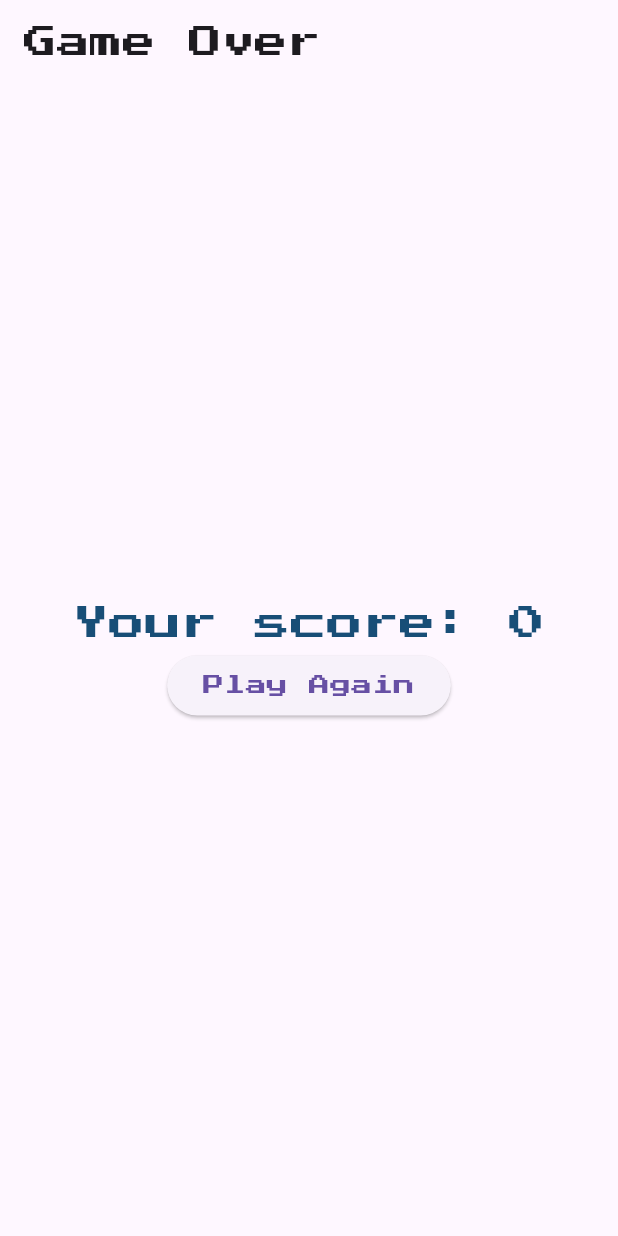
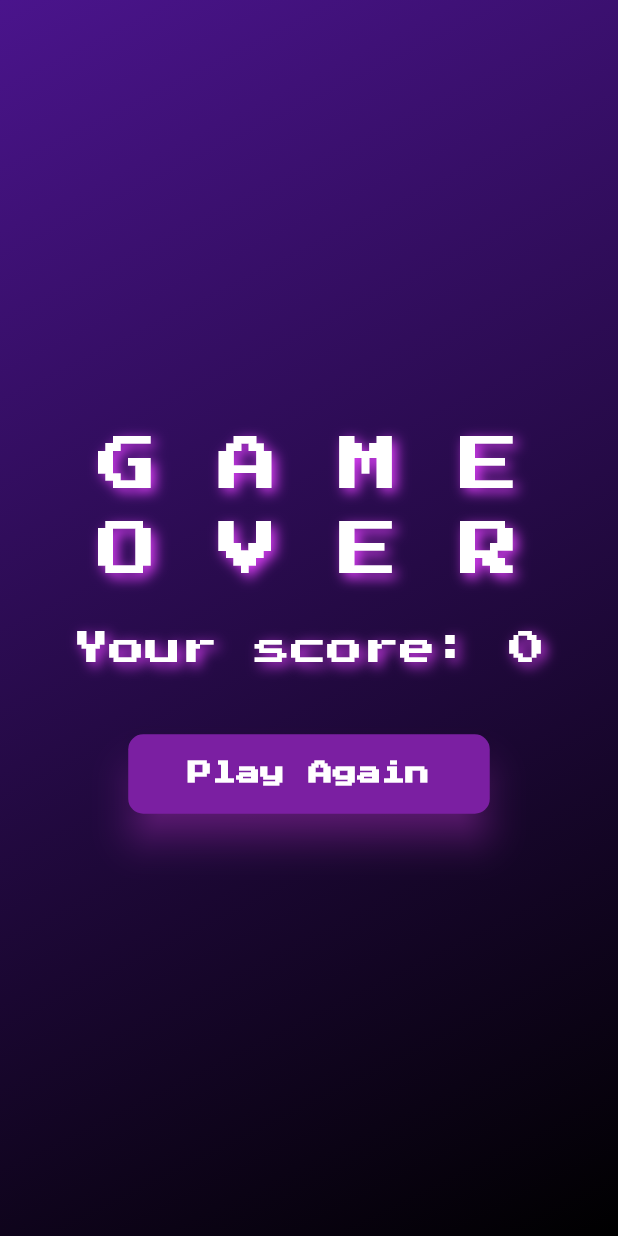
Before and after one commit to gianlucaromeo/first_flame_game, a Flutter app: the ResultScreen screen opened directly with empty values, on a phone screen of 412 x 824 dp. Run offline on Flutter 3.47's test engine with Material 3 defaults, Android fonts, the phone set to English and light mode, and no system bars; our stand-ins replace get, google_fonts; missing offline and left inert: flame, flame_forge2d.

Commit message:
Added styles

```diff
--- a/lib/components/player.dart
+++ b/lib/components/player.dart
@@ -80,6 +80,11 @@ class Player extends BodyComponentWithUserData with TapCallbacks {
   void update(double dt) {
     super.update(dt);
     body.applyLinearImpulse(Vector2(0, 10));
+
+    final halfHeight = game.camera.visibleWorldRect.height / 2;
+    if (body.position.x < -halfHeight) {
+      game.finishGame();
+    }
   }
 
   @override
--- a/lib/main.dart
+++ b/lib/main.dart
@@ -9,6 +9,7 @@ void main() {
 
   runApp(
     GetMaterialApp(
+      debugShowCheckedModeBanner: false,
       title: 'Forge2D First Game!',
       theme: ThemeData(
         primarySwatch: Colors.blue,
--- a/lib/screens/result_screen.dart
+++ b/lib/screens/result_screen.dart
@@ -1,4 +1,6 @@
 import 'package:flutter/material.dart';
+import 'package:google_fonts/google_fonts.dart';
+import 'package:get/get.dart';
 
 class ResultScreen extends StatelessWidget {
   const ResultScreen({
@@ -11,26 +13,82 @@ class ResultScreen extends StatelessWidget {
   @override
   Widget build(BuildContext context) {
     return Scaffold(
-      appBar: AppBar(
-        title: const Text('Game Over'),
+      body: Container(
+        decoration: BoxDecoration(
+          gradient: LinearGradient(
+            colors: [Colors.purple.shade900, Colors.black],
+            begin: Alignment.topLeft,
+            end: Alignment.bottomRight,
           ),
-      body: Center(
+        ),
+        padding: const EdgeInsets.all(25),
+        child: Center(
           child: Column(
             mainAxisAlignment: MainAxisAlignment.center,
             children: [
               Text(
-              'Your score: $score',
-              style: const TextStyle(
-                fontSize: 24,
+                'G A M E\nO V E R',
+                style: GoogleFonts.pressStart2p(
+                  textStyle: TextStyle(
+                    fontSize: 40,
+                    color: Colors.white,
+                    shadows: [
+                      Shadow(
+                        blurRadius: 10.0,
+                        color: Colors.purpleAccent,
+                        offset: Offset(3.0, 3.0),
+                      ),
+                    ],
                   ),
                 ),
+              ),
+              const SizedBox(height: 20),
+              Text(
+                'Your score: $score',
+                style: GoogleFonts.pressStart2p(
+                  textStyle: TextStyle(
+                    fontSize: 24,
+                    color: Colors.white,
+                    shadows: [
+                      Shadow(
+                        blurRadius: 10.0,
+                        color: Colors.purpleAccent,
+                        offset: Offset(3.0, 3.0),
+                      ),
+                    ],
+                  ),
+                ),
+              ),
+              const SizedBox(height: 40),
               ElevatedButton(
                 onPressed: () {
-                Navigator.of(context).pop();
+                  Get.back();
                 },
-              child: const Text('Play Again'),
+                style: ElevatedButton.styleFrom(
+                  backgroundColor: Colors.purple.shade700,
+                  padding: const EdgeInsets.symmetric(
+                    horizontal: 40,
+                    vertical: 15,
+                  ),
+                  shape: RoundedRectangleBorder(
+                    borderRadius: BorderRadius.circular(10),
+                  ),
+                  elevation: 10,
+                  shadowColor: Colors.purpleAccent,
+                ),
+                child: Text(
+                  'Play Again',
+                  style: GoogleFonts.pressStart2p(
+                    textStyle: TextStyle(
+                      fontSize: 16,
+                      color: Colors.white,
+                      fontWeight: FontWeight.bold,
+                    ),
+                  ),
+                ),
               ),
             ],
+          ),
         ),
       ),
     );
```
Also changed, not shown: lib/components/score_card.dart (+17 -2 lines), lib/screens/game_screen.dart (+32 -12 lines). Lines whose indentation alone changed are shown as unchanged.
